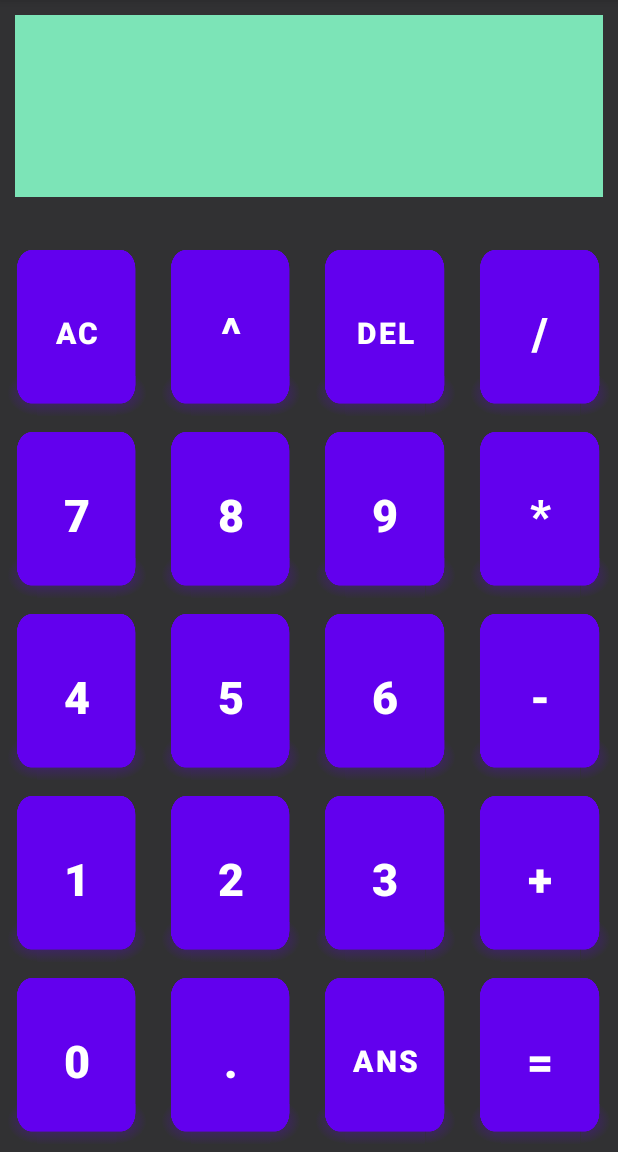
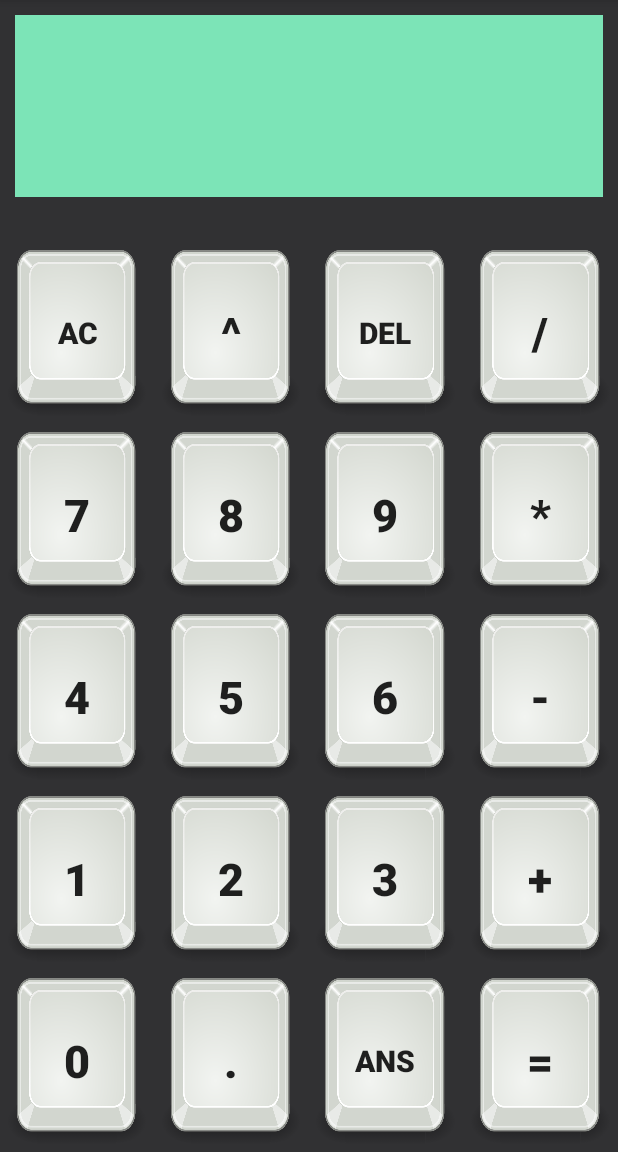
Before and after one commit to AsierAsoreyPrado21/Interfaces, an Android app: the screen it shows after launch (MainActivity), on a phone screen of 412 x 824 dp, the part 84-1236 px from its top. Run offline under Robolectric (Android 15) with nearby library versions, the phone set to English and light mode, and no system bars.

Commit message:
Calculadora mejorada

```diff
--- a/calculadoraAndroid/app/src/main/res/layout/activity_main.xml
+++ b/calculadoraAndroid/app/src/main/res/layout/activity_main.xml
@@ -28,7 +28,7 @@
         android:layout_height="0dp"
         android:layout_weight="1"
         android:weightSum="4">
-        <Button
+        <androidx.appcompat.widget.AppCompatButton
             android:id="@+id/ac"
             android:layout_width="0dp"
             android:layout_weight="1"
@@ -40,7 +40,7 @@
             android:onClick="ButtonClick"
             android:background="@drawable/keyboard_btn"
         />
-        <Button
+        <androidx.appcompat.widget.AppCompatButton
             android:id="@+id/power"
             android:layout_width="0dp"
             android:layout_weight="1"
@@ -52,7 +52,7 @@
             android:onClick="ButtonClick"
             android:background="@drawable/keyboard_btn"
             />
-        <Button
+        <androidx.appcompat.widget.AppCompatButton
             android:id="@+id/back"
             android:layout_width="0dp"
             android:layout_weight="1"
@@ -64,7 +64,7 @@
             android:onClick="ButtonClick"
             android:background="@drawable/keyboard_btn"
             />
-        <Button
+        <androidx.appcompat.widget.AppCompatButton
             android:id="@+id/div"
             android:layout_width="0dp"
             android:layout_weight="1"
@@ -84,7 +84,7 @@
         android:layout_height="0dp"
         android:layout_weight="1"
         android:weightSum="4">
-        <Button
+        <androidx.appcompat.widget.AppCompatButton
             android:id="@+id/seven"
             android:layout_width="0dp"
             android:layout_weight="1"
@@ -96,7 +96,7 @@
             android:onClick="ButtonClick"
             android:background="@drawable/keyboard_btn"
             />
-        <Button
+        <androidx.appcompat.widget.AppCompatButton
             android:id="@+id/eight"
             android:layout_width="0dp"
             android:layout_weight="1"
@@ -108,7 +108,7 @@
             android:onClick="ButtonClick"
             android:background="@drawable/keyboard_btn"
             />
-        <Button
+        <androidx.appcompat.widget.AppCompatButton
             android:id="@+id/nine"
             android:layout_width="0dp"
             android:layout_weight="1"
@@ -120,7 +120,7 @@
             android:onClick="ButtonClick"
             android:background="@drawable/keyboard_btn"
             />
-        <Button
+        <androidx.appcompat.widget.AppCompatButton
             android:id="@+id/mul"
             android:layout_width="0dp"
             android:layout_weight="1"
@@ -140,7 +140,7 @@
         android:layout_height="0dp"
         android:layout_weight="1"
         android:weightSum="4">
-        <Button
+        <androidx.appcompat.widget.AppCompatButton
             android:id="@+id/four"
             android:layout_width="0dp"
             android:layout_weight="1"
@@ -152,7 +152,7 @@
             android:onClick="ButtonClick"
             android:background="@drawable/keyboard_btn"
             />
-        <Button
+        <androidx.appcompat.widget.AppCompatButton
             android:id="@+id/five"
             android:layout_width="0dp"
             android:layout_weight="1"
@@ -164,7 +164,7 @@
             android:onClick="ButtonClick"
             android:background="@drawable/keyboard_btn"
             />
-        <Button
+        <androidx.appcompat.widget.AppCompatButton
             android:id="@+id/six"
             android:layout_width="0dp"
             android:layout_weight="1"
@@ -176,7 +176,7 @@
             android:onClick="ButtonClick"
             android:background="@drawable/keyboard_btn"
             />
-        <Button
+        <androidx.appcompat.widget.AppCompatButton
             android:id="@+id/min"
             android:layout_width="0dp"
             android:layout_weight="1"
@@ -196,7 +196,7 @@
         android:layout_height="0dp"
         android:layout_weight="1"
         android:weightSum="4">
-        <Button
+        <androidx.appcompat.widget.AppCompatButton
             android:id="@+id/one"
             android:layout_width="0dp"
             android:layout_weight="1"
@@ -208,7 +208,7 @@
             android:onClick="ButtonClick"
             android:background="@drawable/keyboard_btn"
             />
-        <Button
+        <androidx.appcompat.widget.AppCompatButton
             android:id="@+id/two"
             android:layout_width="0dp"
             android:layout_weight="1"
@@ -220,7 +220,7 @@
             android:onClick="ButtonClick"
             android:background="@drawable/keyboard_btn"
             />
-        <Button
+        <androidx.appcompat.widget.AppCompatButton
             android:id="@+id/three"
             android:layout_width="0dp"
             android:layout_weight="1"
@@ -232,7 +232,7 @@
             android:onClick="ButtonClick"
             android:background="@drawable/keyboard_btn"
             />
-        <Button
+        <androidx.appcompat.widget.AppCompatButton
             android:id="@+id/plus"
             android:layout_width="0dp"
             android:layout_weight="1"
@@ -250,7 +250,7 @@
             android:layout_height="0dp"
             android:layout_weight="1"
             android:weightSum="4">
-            <Button
+            <androidx.appcompat.widget.AppCompatButton
                 android:id="@+id/zero"
                 android:layout_width="0dp"
                 android:layout_weight="1"
@@ -262,7 +262,7 @@
                 android:onClick="ButtonClick"
                 android:background="@drawable/keyboard_btn"
                 />
-            <Button
+            <androidx.appcompat.widget.AppCompatButton
                 android:id="@+id/point"
                 android:layout_width="0dp"
                 android:layout_weight="1"
@@ -274,7 +274,7 @@
                 android:onClick="ButtonClick"
                 android:background="@drawable/keyboard_btn"
                 />
-            <Button
+            <androidx.appcompat.widget.AppCompatButton
                 android:id="@+id/ans"
                 android:layout_width="0dp"
                 android:layout_weight="1"
@@ -286,7 +286,7 @@
                 android:onClick="ButtonClick"
                 android:background="@drawable/keyboard_btn"
                 />
-            <Button
+            <androidx.appcompat.widget.AppCompatButton
                 android:id="@+id/equals"
                 android:layout_width="0dp"
                 android:layout_weight="1"
```
